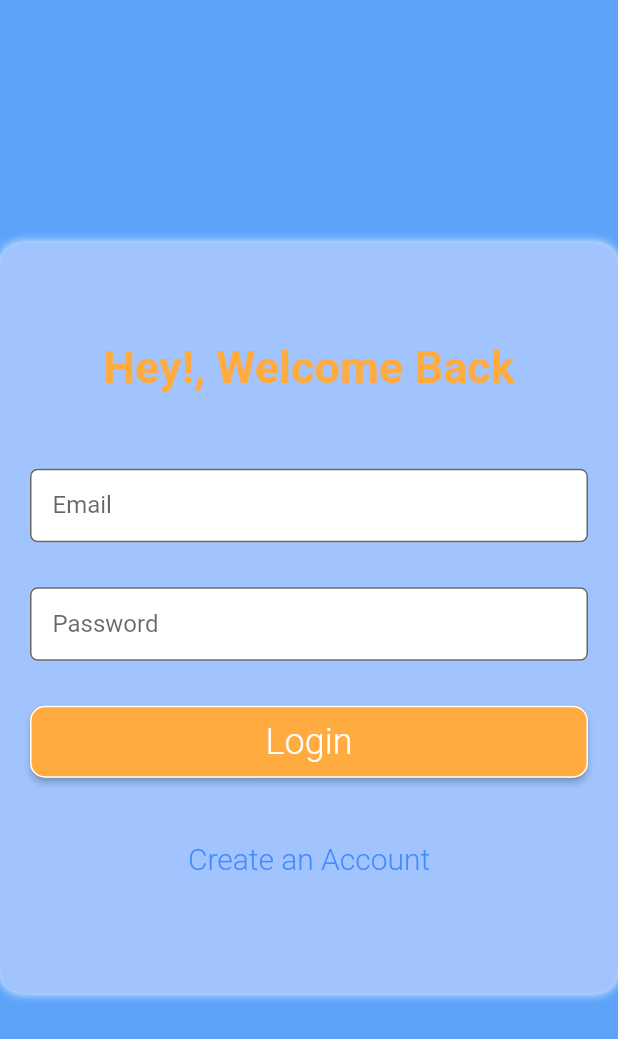
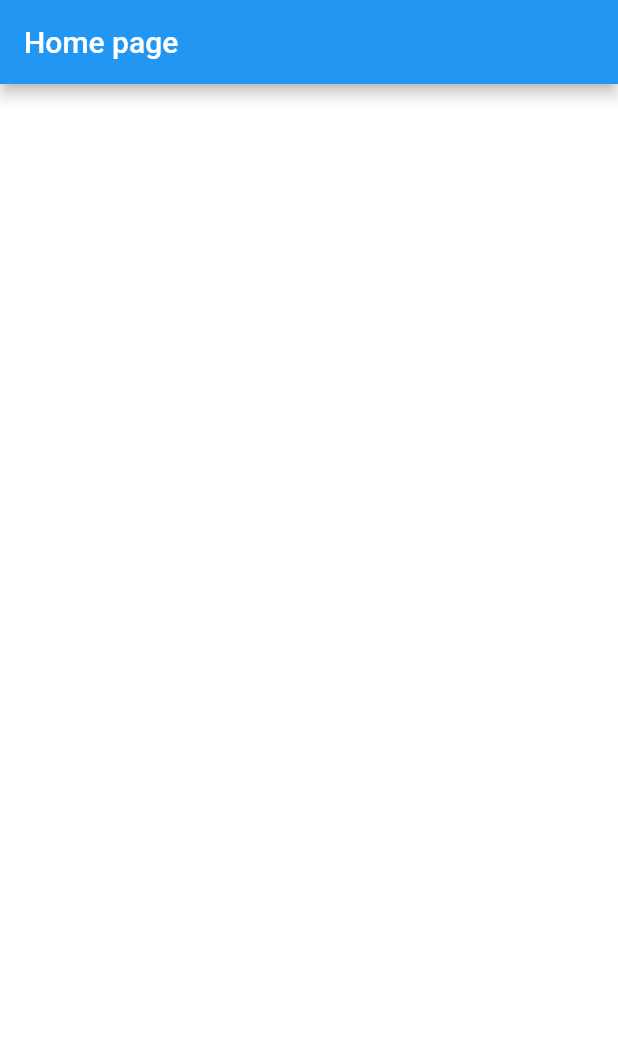
Before and after one commit to Sarthak-ONS/rest-auth, a Flutter app: the screen it shows after launch, on a phone screen of 412 x 824 dp. Shown: the top 1039 px of the screen. Run offline on Flutter 3.47's test engine with Material 2 defaults, Android fonts, the phone set to English and light mode, and no system bars; our stand-ins replace flutter_dotenv, flutter_secure_storage.

Commit message:
Added Exceptions and Home Ui

```diff
--- a/lib/Screens/home_screen.dart
+++ b/lib/Screens/home_screen.dart
@@ -1,7 +1,4 @@
 import 'package:flutter/material.dart';
-import 'package:rest_auth/Screens/sign_up_screen.dart';
-
-import '../widgets/custom_text_field.dart';
 
 class HomeScreen extends StatefulWidget {
   const HomeScreen({Key? key}) : super(key: key);
@@ -11,120 +8,13 @@ class HomeScreen extends StatefulWidget {
 }
 
 class _HomeScreenState extends State<HomeScreen> {
-  TextEditingController? _email;
-  TextEditingController? _password;
-
-  @override
-  void initState() {
-    _email = TextEditingController();
-    _password = TextEditingController();
-    super.initState();
-  }
-
   @override
   Widget build(BuildContext context) {
     return Scaffold(
-      backgroundColor: const Color(0xff5DA3FA),
-      body: Center(
-        child: Container(
-          decoration: BoxDecoration(
-            color: Colors.blueAccent.withOpacity(0.5),
-            borderRadius: BorderRadius.circular(15.0),
-            boxShadow: const [
-              BoxShadow(
-                color: Colors.white,
-                blurRadius: 5.0,
-                blurStyle: BlurStyle.solid,
-                offset: Offset(0, 0),
-              ),
-            ],
-          ),
-          height: 500,
-          padding: const EdgeInsets.symmetric(horizontal: 20.0),
-          width: 500,
-          child: Column(
-            mainAxisAlignment: MainAxisAlignment.center,
-            crossAxisAlignment: CrossAxisAlignment.stretch,
-            children: [
-              const Text(
-                'Hey!, Welcome Back',
-                textAlign: TextAlign.center,
-                style: TextStyle(
-                  fontSize: 30,
-                  fontWeight: FontWeight.bold,
-                  color: Colors.orangeAccent,
-                ),
-              ),
-              const SizedBox(
-                height: 50,
-              ),
-              CustomTextField(
-                textEditingController: _email,
-                label: 'Email',
-              ),
-              const SizedBox(
-                height: 30,
-              ),
-              CustomTextField(
-                textEditingController: _password,
-                label: 'Password',
-                isObscure: true,
-              ),
-              const SizedBox(
-                height: 30,
-              ),
-              ElevatedButton(
-                onPressed: () {
-                  print("Logging in the user");
-                },
-                child: const Padding(
-                  padding:
-                      EdgeInsets.symmetric(vertical: 10.0, horizontal: 10.0),
-                  child: Text(
-                    'Login',
-                    style: TextStyle(
-                      fontSize: 24,
-                      fontWeight: FontWeight.w300,
-                      color: Colors.white,
-                    ),
-                  ),
-                ),
-                style: ButtonStyle(
-                  backgroundColor:
-                      MaterialStateProperty.all(Colors.orangeAccent),
-                  shape: MaterialStateProperty.all(
-                    RoundedRectangleBorder(
-                      side: const BorderSide(color: Colors.white),
-                      borderRadius: BorderRadius.circular(10.0),
-                    ),
-                  ),
-                ),
-              ),
-              const SizedBox(
-                height: 30.0,
-              ),
-              TextButton(
-                onPressed: () {
-                  Navigator.pushAndRemoveUntil(
-                      context,
-                      MaterialPageRoute(
-                        builder: ((context) => const SignUpScreen()),
-                      ),
-                      (route) => false);
-                },
-                child: const Text(
-                  "Create an Account",
-                  style: TextStyle(
-                    fontSize: 20,
-                    fontWeight: FontWeight.w300,
-                    color: Colors.blueAccent,
-                  ),
-                ),
-              )
-            ],
-          ),
-        ),
+      appBar: AppBar(
+        title: const Text('Home page'),
       ),
+      backgroundColor: Colors.white,
     );
   }
 }
--- /dev/null
+++ b/lib/Screens/login_screen.dart
@@ -0,0 +1,112 @@
+import 'package:flutter/material.dart';
+import 'package:rest_auth/Screens/sign_up_screen.dart';
+
+import '../widgets/custom_text_field.dart';
+
+class HomeScreen extends StatefulWidget {
+  const HomeScreen({Key? key}) : super(key: key);
+
+  @override
+  State<HomeScreen> createState() => _HomeScreenState();
+}
+
+class _HomeScreenState extends State<HomeScreen> {
+  TextEditingController? _email;
+  TextEditingController? _password;
+
+  @override
+  void initState() {
+    _email = TextEditingController();
+    _password = TextEditingController();
+    super.initState();
+  }
+
+  @override
+  Widget build(BuildContext context) {
+    return Scaffold(
+      backgroundColor: Colors.white,
+      body: Container(
+        padding: const EdgeInsets.symmetric(horizontal: 20.0),
+        child: Column(
+          mainAxisAlignment: MainAxisAlignment.center,
+          crossAxisAlignment: CrossAxisAlignment.stretch,
+          children: [
+            const Text(
+              'Hey!, Welcome Back',
+              textAlign: TextAlign.center,
+              style: TextStyle(
+                fontSize: 30,
+                fontWeight: FontWeight.bold,
+                color: Colors.orangeAccent,
+              ),
+            ),
+            const SizedBox(
+              height: 50,
+            ),
+            CustomTextField(
+              textEditingController: _email,
+              label: 'Email',
+            ),
+            const SizedBox(
+              height: 30,
+            ),
+            CustomTextField(
+              textEditingController: _password,
+              label: 'Password',
+              isObscure: true,
+            ),
+            const SizedBox(
+              height: 30,
+            ),
+            ElevatedButton(
+              onPressed: () {
+                print("Logging in the user");
+              },
+              child: const Padding(
+                padding: EdgeInsets.symmetric(vertical: 10.0, horizontal: 10.0),
+                child: Text(
+                  'Login',
+                  style: TextStyle(
+                    fontSize: 24,
+                    fontWeight: FontWeight.w300,
+                    color: Colors.white,
+                  ),
+                ),
+              ),
+              style: ButtonStyle(
+                backgroundColor: MaterialStateProperty.all(Colors.orangeAccent),
+                shape: MaterialStateProperty.all(
+                  RoundedRectangleBorder(
+                    side: const BorderSide(color: Colors.white),
+                    borderRadius: BorderRadius.circular(10.0),
+                  ),
+                ),
+              ),
+            ),
+            const SizedBox(
+              height: 30.0,
+            ),
+            TextButton(
+              onPressed: () {
+                Navigator.pushAndRemoveUntil(
+                    context,
+                    MaterialPageRoute(
+                      builder: ((context) => const SignUpScreen()),
+                    ),
+                    (route) => false);
+              },
+              child: const Text(
+                "Create an Account",
+                style: TextStyle(
+                  fontSize: 20,
+                  fontWeight: FontWeight.w300,
+                  color: Colors.blueAccent,
+                ),
+              ),
+            )
+          ],
+        ),
+      ),
+    );
+  }
+}
--- a/lib/Services/auth_api.dart
+++ b/lib/Services/auth_api.dart
@@ -1,8 +1,12 @@
+import 'dart:convert';
+
 import 'package:flutter/material.dart';
 import 'package:flutter_dotenv/flutter_dotenv.dart';
 import 'package:rest_auth/Services/request_helper.dart';
 
-class AuthApi {
+class AuthApi extends ChangeNotifier {
+  String? _token;
+
   static var signupurl =
       "https://identitytoolkit.googleapis.com/v1/accounts:signUp?key=${dotenv.get("WEB_API_KEY")}";
 
@@ -19,8 +23,11 @@ class AuthApi {
         "email": email!,
         "password": password!,
       };
-      await RequestHelper()
+      final data = await RequestHelper()
           .sendPostRequest(url: signupurl, body: bodyMap, context: context);
+      if (data == null) return;
+
+      _token = jsonDecode(data)['idToken'];
     } catch (e) {
       print(e.toString());
     }
--- a/lib/main.dart
+++ b/lib/main.dart
@@ -1,10 +1,17 @@
 import 'package:flutter/material.dart';
 import 'package:rest_auth/Screens/home_screen.dart';
 import 'package:flutter_dotenv/flutter_dotenv.dart';
+import 'package:provider/provider.dart';
+import 'package:rest_auth/Services/auth_api.dart';
 
 Future<void> main() async {
-  await dotenv.load(fileName: ".env");
-  runApp(const MyApp());
+  try {
+    await dotenv.load(fileName: "assets/.env");
+    WidgetsFlutterBinding.ensureInitialized();
+    runApp(const MyApp());
+  } catch (e) {
+    print(e.toString());
+  }
 }
 
 class MyApp extends StatelessWidget {
@@ -13,13 +20,22 @@ class MyApp extends StatelessWidget {
   // This widget is the root of your application.
   @override
   Widget build(BuildContext context) {
-    return MaterialApp(
-      title: 'Auth App',
-      debugShowCheckedModeBanner: false,
-      theme: ThemeData(
-        primarySwatch: Colors.blue,
+    return MultiProvider(
+      providers: [
+        ChangeNotifierProvider(
+          create: ((context) => AuthApi()),
+        ),
+      ],
+      child: MaterialApp(
+        title: 'Auth App',
+        debugShowCheckedModeBanner: false,
+        theme: ThemeData(
+          primarySwatch: Colors.blue,
+        ),
+        home: Consumer<AuthApi>(
+          builder: ((context, value, _) => const HomeScreen()),
+        ),
       ),
-      home: const HomeScreen(),
     );
   }
 }
--- a/pubspec.yaml
+++ b/pubspec.yaml
@@ -36,7 +36,8 @@ dependencies:
   cupertino_icons: ^1.0.2
   http: ^0.13.5
   flutter_dotenv: ^5.0.2
-  shared_preferences: ^2.0.15
+  provider: ^6.0.3
+  flutter_secure_storage: ^6.0.0
 
 dev_dependencies:
   flutter_test:
```
Also changed, not shown: lib/Screens/sign_up_screen.dart (+7 -21 lines), lib/Services/app_exceptions.dart (+6 -18 lines), lib/Services/request_helper.dart (+50 -41 lines), lib/Services/save_tokens_in_storage.dart (added, +32 -0 lines), pubspec.lock, 3 other files.
